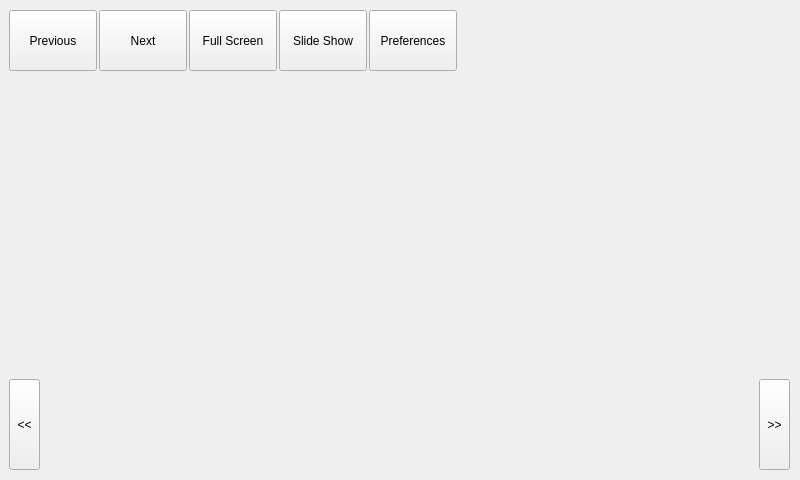
The window that widget.ui (cakturk/ImageViewer) describes before a commit, drawn with Qt 5.
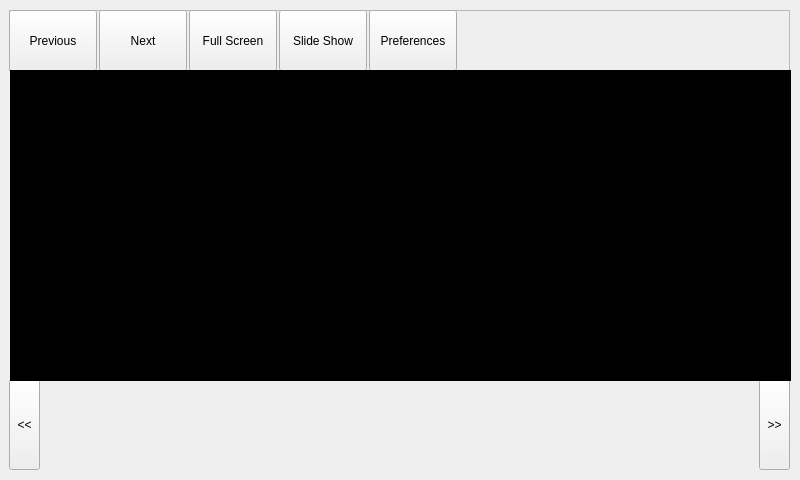
The same window after the commit.

```diff
--- a/widget.ui
+++ b/widget.ui
@@ -23,7 +23,7 @@
     </rect>
    </property>
    <property name="frameShape">
-    <enum>QFrame::NoFrame</enum>
+    <enum>QFrame::StyledPanel</enum>
    </property>
    <property name="frameShadow">
     <enum>QFrame::Raised</enum>
@@ -170,11 +170,17 @@
      <height>311</height>
     </rect>
    </property>
+   <property name="styleSheet">
+    <string notr="true">background-color: rgb(0, 0, 0);</string>
+   </property>
    <property name="frameShape">
     <enum>QFrame::NoFrame</enum>
    </property>
    <property name="frameShadow">
-    <enum>QFrame::Raised</enum>
+    <enum>QFrame::Sunken</enum>
+   </property>
+   <property name="lineWidth">
+    <number>0</number>
    </property>
   </widget>
  </widget>
```
